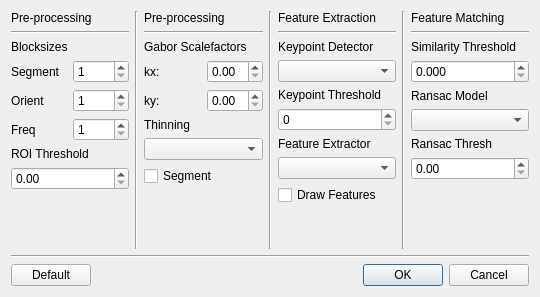
First picture: the form in Proyecto-Final/configdialog.ui, repository nlandau91/Proyecto-Final, before the edit.
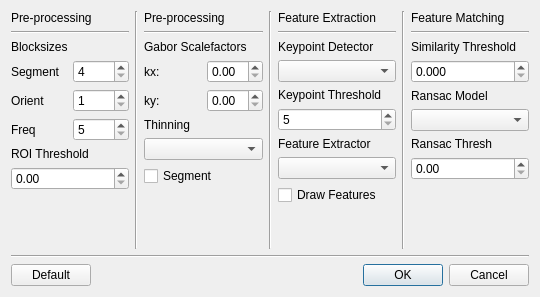
Second picture: the form after the edit.

The edit to the form file:
```diff
--- a/Proyecto-Final/configdialog.ui
+++ b/Proyecto-Final/configdialog.ui
@@ -54,7 +54,7 @@
             <string>Tamaño de bloque utilizado para la segmentacion.</string>
            </property>
            <property name="minimum">
-            <number>1</number>
+            <number>4</number>
            </property>
            <property name="maximum">
             <number>128</number>
@@ -102,7 +102,7 @@
             <string>&lt;html&gt;&lt;head/&gt;&lt;body&gt;&lt;p&gt;Tamaño de bloque del mapa de frecuencia.&lt;/p&gt;&lt;/body&gt;&lt;/html&gt;</string>
            </property>
            <property name="minimum">
-            <number>1</number>
+            <number>5</number>
            </property>
            <property name="maximum">
             <number>128</number>
@@ -319,7 +319,10 @@
        <item>
         <widget class="QSpinBox" name="spinBox_kpThresh">
          <property name="toolTip">
-          <string>&lt;html&gt;&lt;head/&gt;&lt;body&gt;&lt;p&gt;Controla el umbral que decide si un punto se considera un keypoint.&lt;/p&gt;&lt;p&gt;En el caso de Harris, un valor mayor es mas estricto.&lt;/p&gt;&lt;p&gt;En el caso de Shitomasi, un valor menor es mas estricto.&lt;/p&gt;&lt;/body&gt;&lt;/html&gt;</string>
+          <string>&lt;html&gt;&lt;head/&gt;&lt;body&gt;&lt;p&gt;Controla el numero maximo de keypoints.&lt;/p&gt;&lt;p&gt;Si se detectan mas se descartan los de peor calidad primero.&lt;/p&gt;&lt;/body&gt;&lt;/html&gt;</string>
+         </property>
+         <property name="minimum">
+          <number>5</number>
          </property>
          <property name="maximum">
           <number>999</number>
```
Left out of the diff: 32 changed lines with no effect on the pictures.
